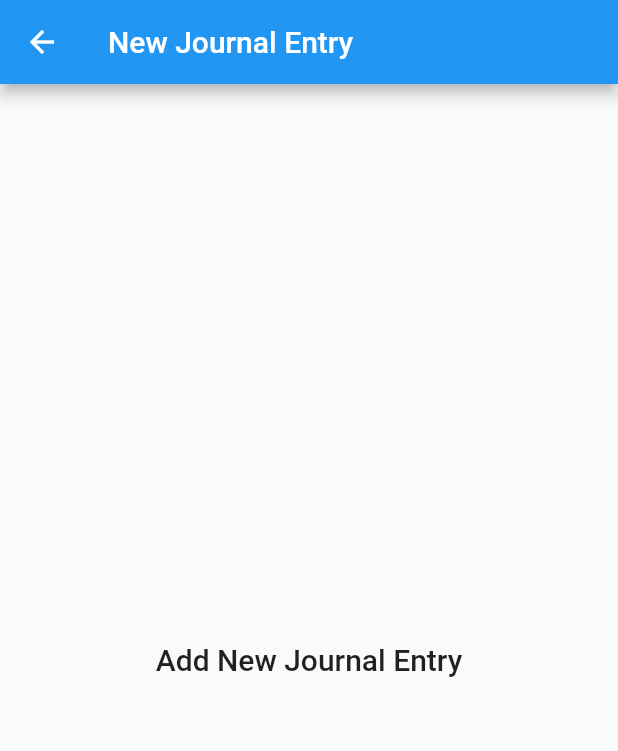
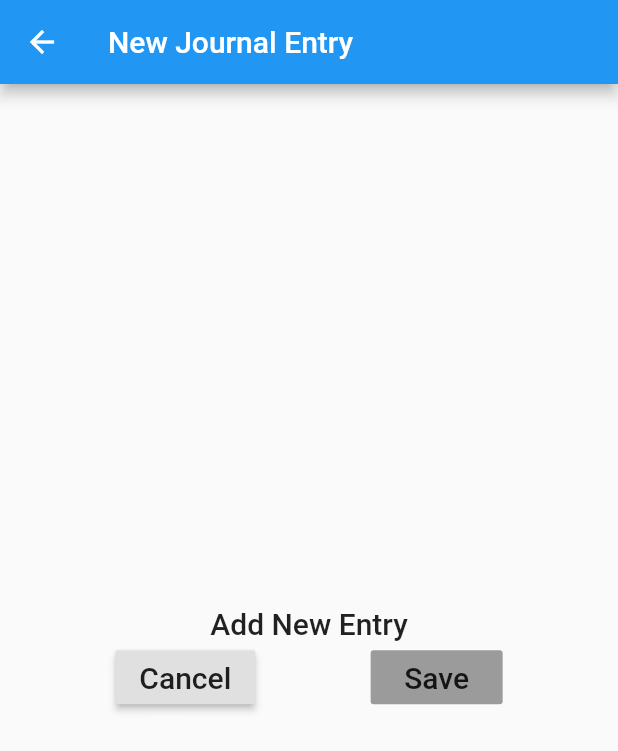
Before and after one commit to camille-marcojos/journal, a Flutter app: the NewEntryScreen screen opened directly, on a phone screen of 412 x 824 dp. Shown: the top 751 px of the screen. Run offline on Flutter 3.47's test engine with Material 2 defaults, Android fonts, the phone set to English and light mode, and no system bars.

Commit message:
add new_entry screen and navigation from welcome

```diff
--- a/lib/main.dart
+++ b/lib/main.dart
@@ -1,5 +1,6 @@
 import 'package:flutter/material.dart';
 import 'screens/welcome.dart';
+import 'screens/new_entry.dart';
 
 void main() {
   runApp(MyApp());
@@ -11,6 +12,7 @@ class MyApp extends StatelessWidget {
 
   static final routes = {
     WelcomeScreen.routeName: (context) => WelcomeScreen(),
+    NewEntryScreen.routeName: (context) => NewEntryScreen()
   };
 
   @override
@@ -19,7 +21,7 @@ class MyApp extends StatelessWidget {
       title: 'Flutter Demo',
       theme: ThemeData( primarySwatch: Colors.blue
       ),
-      home: WelcomeScreen(),
+      routes: routes,
     );
   }
 }
--- a/lib/screens/new_entry.dart
+++ b/lib/screens/new_entry.dart
@@ -3,13 +3,14 @@ import 'welcome.dart';
 
 class NewEntryScreen extends StatefulWidget {
 
-  //static const routeName = 'newEntry';
+  static const routeName = 'newEntry';
 
   @override
   _NewEntryScreenState createState() => _NewEntryScreenState();
 }
 
 class _NewEntryScreenState extends State<NewEntryScreen> {
+
 
   @override
   Widget build(BuildContext context) {
@@ -22,14 +23,34 @@ class _NewEntryScreenState extends State<NewEntryScreen> {
           mainAxisAlignment: MainAxisAlignment.center,
           children: [
             textPlaceholder(context),
+            Row(
+              mainAxisAlignment: MainAxisAlignment.spaceEvenly,
+              children: [
+                cancelButton(context),
+                saveButton(context),
+              ]),
           ],
         ),
-      )
+      ),
     );
   }
 }
 
 Widget textPlaceholder(BuildContext context) {
   return Container(
-    child: Text('Add New Journal Entry', style: Theme.of(context).textTheme.headline6));
+    child: Text('Add New Entry', style: Theme.of(context).textTheme.headline6));
 }
+
+Widget cancelButton(BuildContext context) {
+  return RaisedButton(
+    child: Text('Cancel', style: Theme.of(context).textTheme.headline6),
+    onPressed: () => Navigator.pop(context)
+  );
+}
+
+Widget saveButton(BuildContext context) {
+  return RaisedButton(
+    child: Text('Save', style: Theme.of(context).textTheme.headline6),
+    onPressed: null,
+  );
+}
```
Also changed, not shown: lib/screens/welcome.dart (+5 -7 lines).
